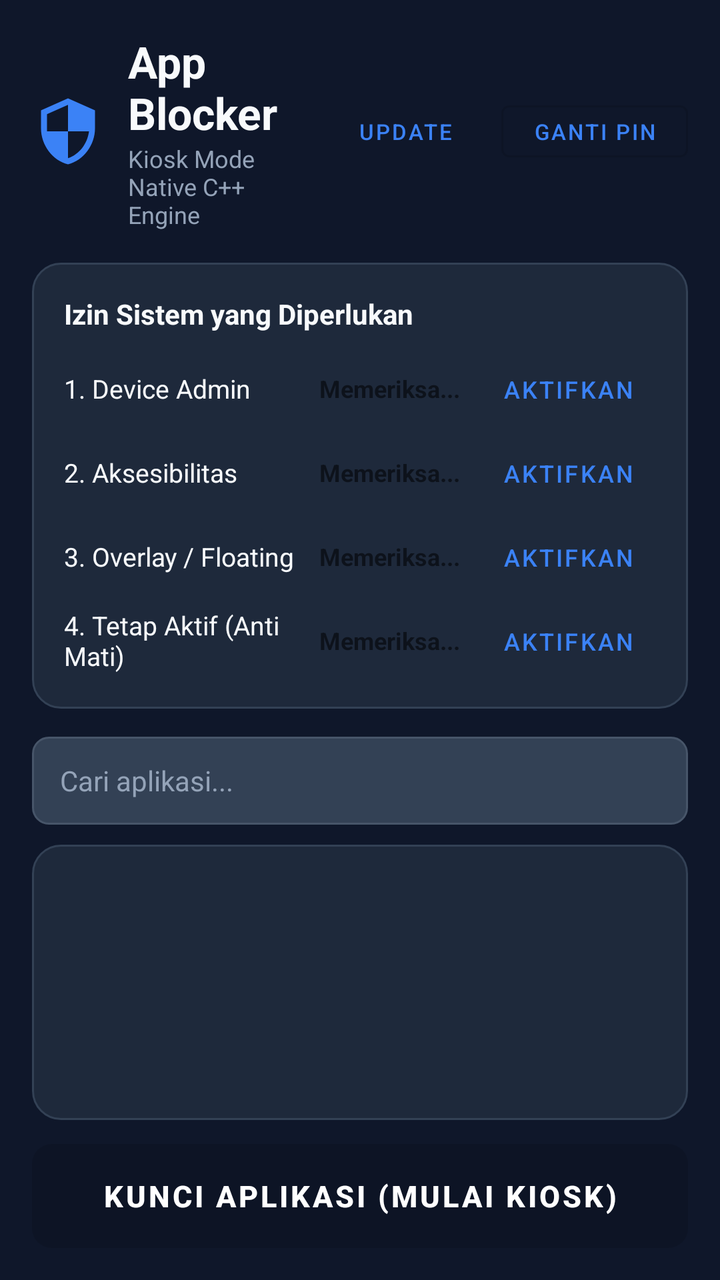
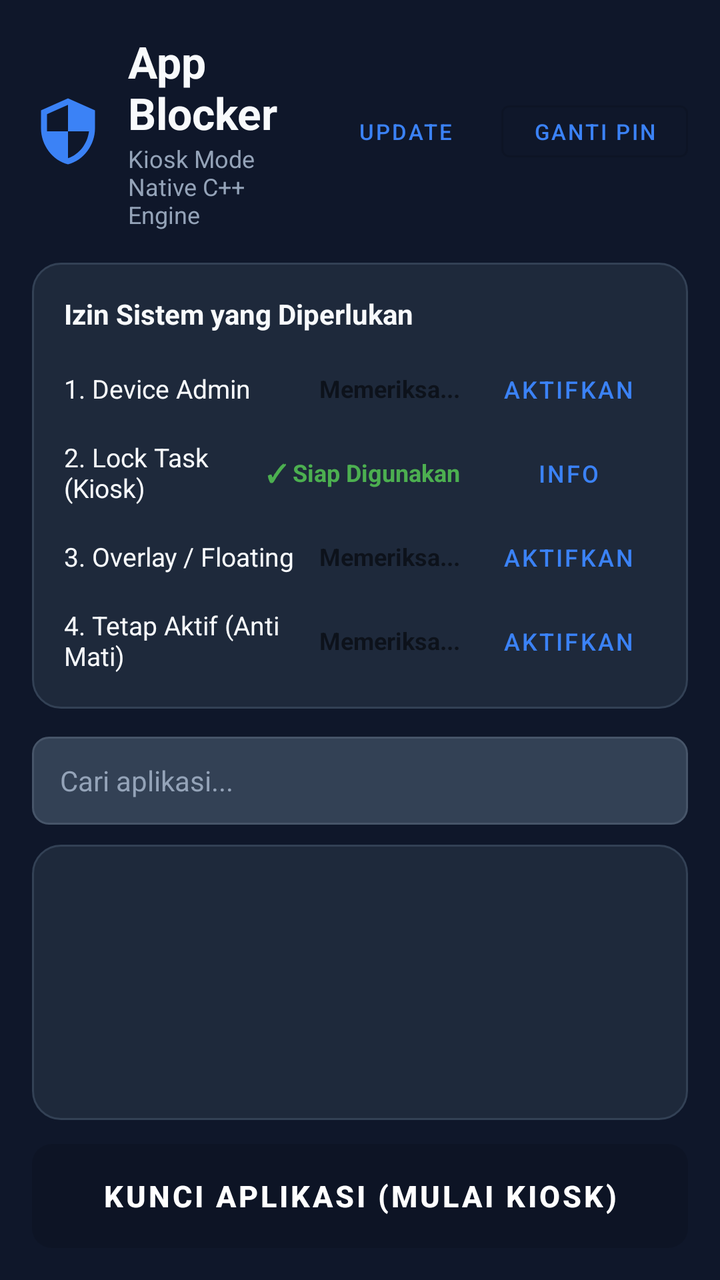

Compare the two renders of this Android layout. The source of the first and the diff that turns it into the second are given below.
<!-- AndroidManifest.xml: application theme Theme.AppBlocker -->
<!-- res/layout/activity_main.xml -->
<?xml version="1.0" encoding="utf-8"?>
<androidx.constraintlayout.widget.ConstraintLayout xmlns:android="http://schemas.android.com/apk/res/android"
    xmlns:app="http://schemas.android.com/apk/res-auto"
    android:layout_width="match_parent"
    android:layout_height="match_parent"
    android:background="@color/background"
    android:padding="16dp">

    
    <LinearLayout
        android:id="@+id/headerLayout"
        android:layout_width="match_parent"
        android:layout_height="wrap_content"
        android:orientation="horizontal"
        android:gravity="center_vertical"
        app:layout_constraintTop_toTopOf="parent"
        app:layout_constraintStart_toStartOf="parent"
        app:layout_constraintEnd_toEndOf="parent">

        <ImageView
            android:layout_width="36dp"
            android:layout_height="36dp"
            android:src="@drawable/ic_shield"
            android:contentDescription="Logo" />

        <LinearLayout
            android:layout_width="0dp"
            android:layout_height="wrap_content"
            android:layout_weight="1"
            android:orientation="vertical"
            android:layout_marginStart="12dp">

            <TextView
                android:layout_width="wrap_content"
                android:layout_height="wrap_content"
                android:text="App Blocker"
                android:textColor="@color/text_primary"
                android:textSize="22sp"
                android:textStyle="bold" />

            <TextView
                android:layout_width="wrap_content"
                android:layout_height="wrap_content"
                android:text="Kiosk Mode Native C++ Engine"
                android:textColor="@color/text_secondary"
                android:textSize="12sp" />
        </LinearLayout>

        <LinearLayout
            android:layout_width="wrap_content"
            android:layout_height="wrap_content"
            android:orientation="horizontal">

            <Button
                android:id="@+id/btnCheckUpdate"
                style="@style/Widget.MaterialComponents.Button.TextButton"
                android:layout_width="wrap_content"
                android:layout_height="38dp"
                android:text="Update"
                android:textColor="@color/accent"
                android:textSize="11sp" />

            <Button
                android:id="@+id/btnOpenChangePin"
                style="@style/Widget.MaterialComponents.Button.OutlinedButton"
                android:layout_width="wrap_content"
                android:layout_height="38dp"
                android:layout_marginStart="4dp"
                android:text="Ganti PIN"
                android:textColor="@color/accent"
                android:textSize="11sp" />
        </LinearLayout>
    </LinearLayout>

    
    <LinearLayout
        android:id="@+id/cardPermissions"
        android:layout_width="match_parent"
        android:layout_height="wrap_content"
        android:layout_marginTop="16dp"
        android:background="@drawable/bg_card"
        android:orientation="vertical"
        android:padding="16dp"
        app:layout_constraintTop_toBottomOf="@id/headerLayout">

        <TextView
            android:layout_width="wrap_content"
            android:layout_height="wrap_content"
            android:text="Izin Sistem yang Diperlukan"
            android:textColor="@color/text_primary"
            android:textSize="14sp"
            android:textStyle="bold" />

        
        <LinearLayout
            android:layout_width="match_parent"
            android:layout_height="wrap_content"
            android:layout_marginTop="10dp"
            android:gravity="center_vertical"
            android:orientation="horizontal">

            <TextView
                android:layout_width="0dp"
                android:layout_height="wrap_content"
                android:layout_weight="1"
                android:text="1. Device Admin"
                android:textColor="@color/text_primary"
                android:textSize="13sp" />

            <TextView
                android:id="@+id/tvStatusAdmin"
                android:layout_width="wrap_content"
                android:layout_height="wrap_content"
                android:layout_marginEnd="10dp"
                android:text="Memeriksa..."
                android:textSize="12sp"
                android:textStyle="bold" />

            <Button
                android:id="@+id/btnGrantAdmin"
                style="@style/Widget.MaterialComponents.Button.TextButton"
                android:layout_width="wrap_content"
                android:layout_height="36dp"
                android:text="Aktifkan"
                android:textColor="@color/accent"
                android:textSize="12sp" />
        </LinearLayout>

        
        <LinearLayout
            android:layout_width="match_parent"
            android:layout_height="wrap_content"
            android:layout_marginTop="6dp"
            android:gravity="center_vertical"
            android:orientation="horizontal">

            <TextView
                android:layout_width="0dp"
                android:layout_height="wrap_content"
                android:layout_weight="1"
                android:text="2. Aksesibilitas"
                android:textColor="@color/text_primary"
                android:textSize="13sp" />

            <TextView
                android:id="@+id/tvStatusAccessibility"
                android:layout_width="wrap_content"
                android:layout_height="wrap_content"
                android:layout_marginEnd="10dp"
                android:text="Memeriksa..."
                android:textSize="12sp"
                android:textStyle="bold" />

            <Button
                android:id="@+id/btnGrantAccessibility"
                style="@style/Widget.MaterialComponents.Button.TextButton"
                android:layout_width="wrap_content"
                android:layout_height="36dp"
                android:text="Aktifkan"
                android:textColor="@color/accent"
                android:textSize="12sp" />
        </LinearLayout>

        
        <LinearLayout
            android:layout_width="match_parent"
            android:layout_height="wrap_content"
            android:layout_marginTop="6dp"
            android:gravity="center_vertical"
            android:orientation="horizontal">

            <TextView
                android:layout_width="0dp"
                android:layout_height="wrap_content"
                android:layout_weight="1"
                android:text="3. Overlay / Floating"
                android:textColor="@color/text_primary"
                android:textSize="13sp" />

            <TextView
                android:id="@+id/tvStatusOverlay"
                android:layout_width="wrap_content"
                android:layout_height="wrap_content"
                android:layout_marginEnd="10dp"
                android:text="Memeriksa..."
                android:textSize="12sp"
                android:textStyle="bold" />

            <Button
                android:id="@+id/btnGrantOverlay"
                style="@style/Widget.MaterialComponents.Button.TextButton"
                android:layout_width="wrap_content"
                android:layout_height="36dp"
                android:text="Aktifkan"
                android:textColor="@color/accent"
                android:textSize="12sp" />
        </LinearLayout>

        
        <LinearLayout
            android:layout_width="match_parent"
            android:layout_height="wrap_content"
            android:layout_marginTop="6dp"
            android:gravity="center_vertical"
            android:orientation="horizontal">

            <TextView
                android:layout_width="0dp"
                android:layout_height="wrap_content"
                android:layout_weight="1"
                android:text="4. Tetap Aktif (Anti Mati)"
                android:textColor="@color/text_primary"
                android:textSize="13sp" />

            <TextView
                android:id="@+id/tvStatusBattery"
                android:layout_width="wrap_content"
                android:layout_height="wrap_content"
                android:layout_marginEnd="10dp"
                android:text="Memeriksa..."
                android:textSize="12sp"
                android:textStyle="bold" />

            <Button
                android:id="@+id/btnGrantBattery"
                style="@style/Widget.MaterialComponents.Button.TextButton"
                android:layout_width="wrap_content"
                android:layout_height="36dp"
                android:text="Aktifkan"
                android:textColor="@color/accent"
                android:textSize="12sp" />
        </LinearLayout>
    </LinearLayout>

    
    <EditText
        android:id="@+id/etSearch"
        android:layout_width="match_parent"
        android:layout_height="44dp"
        android:layout_marginTop="14dp"
        android:background="@drawable/bg_input"
        android:hint="@string/search_hint"
        android:textColorHint="@color/text_secondary"
        android:textColor="@color/text_primary"
        android:textSize="14sp"
        android:paddingStart="14dp"
        android:paddingEnd="14dp"
        android:singleLine="true"
        app:layout_constraintTop_toBottomOf="@id/cardPermissions" />

    
    <FrameLayout
        android:id="@+id/listContainer"
        android:layout_width="match_parent"
        android:layout_height="0dp"
        android:layout_marginTop="10dp"
        android:layout_marginBottom="12dp"
        android:background="@drawable/bg_card"
        app:layout_constraintTop_toBottomOf="@id/etSearch"
        app:layout_constraintBottom_toTopOf="@id/btnStartKiosk">

        <androidx.recyclerview.widget.RecyclerView
            android:id="@+id/rvApps"
            android:layout_width="match_parent"
            android:layout_height="match_parent"
            android:clipToPadding="false"
            android:padding="6dp" />

        <ProgressBar
            android:id="@+id/progressBar"
            android:layout_width="wrap_content"
            android:layout_height="wrap_content"
            android:layout_gravity="center"
            android:visibility="gone" />
    </FrameLayout>

    
    <Button
        android:id="@+id/btnStartKiosk"
        android:layout_width="match_parent"
        android:layout_height="52dp"
        android:background="@drawable/bg_button"
        android:text="@string/btn_start_kiosk"
        android:textColor="@color/white"
        android:textStyle="bold"
        android:textSize="15sp"
        android:enabled="false"
        app:layout_constraintBottom_toBottomOf="parent" />

</androidx.constraintlayout.widget.ConstraintLayout>
<!-- resources referenced by this layout -->
<resources>
  <color name="accent">#3B82F6</color>
  <color name="background">#0F172A</color>
  <color name="text_primary">#F8FAFC</color>
  <color name="text_secondary">#94A3B8</color>
  <color name="white">#FFFFFF</color>
  <!-- drawable bg_button (drawable) -->
  <?xml version="1.0" encoding="utf-8"?>
  <shape xmlns:android="http://schemas.android.com/apk/res/android"
      android:shape="rectangle">
      <solid android:color="@color/accent" />
      <corners android:radius="10dp" />
  </shape>
  <!-- drawable bg_card (drawable) -->
  <?xml version="1.0" encoding="utf-8"?>
  <shape xmlns:android="http://schemas.android.com/apk/res/android"
      android:shape="rectangle">
      <solid android:color="@color/card_bg" />
      <corners android:radius="14dp" />
      <stroke
          android:width="1dp"
          android:color="#334155" />
  </shape>
  <!-- drawable bg_input (drawable) -->
  <?xml version="1.0" encoding="utf-8"?>
  <shape xmlns:android="http://schemas.android.com/apk/res/android"
      android:shape="rectangle">
      <solid android:color="@color/input_bg" />
      <corners android:radius="8dp" />
      <stroke
          android:width="1dp"
          android:color="#475569" />
  </shape>
  <!-- drawable ic_shield (drawable) -->
  <vector xmlns:android="http://schemas.android.com/apk/res/android"
      android:width="24dp"
      android:height="24dp"
      android:viewportWidth="24"
      android:viewportHeight="24">
      <path
          android:fillColor="#3B82F6"
          android:pathData="M12,1L3,5v6c0,5.55 3.84,10.74 9,12 5.16,-1.26 9,-6.45 9,-12V5l-9,-4zm0,10.99h7c-0.53,4.12 -3.28,7.79 -7,8.94V12H5V6.3l7,-3.11v8.8z"/>
  </vector>
  <string name="btn_start_kiosk">Kunci Aplikasi (Mulai Kiosk)</string>
  <string name="search_hint">Cari aplikasi...</string>
  <style name="Theme.AppBlocker" parent="Theme.MaterialComponents.DayNight.NoActionBar">
          <item name="colorPrimary">@color/accent</item>
          <item name="colorPrimaryVariant">@color/accent_dark</item>
          <item name="colorOnPrimary">@color/white</item>
          <item name="android:windowBackground">@color/background</item>
          <item name="android:statusBarColor">@color/primary_variant</item>
      </style>
  <color name="card_bg">#1E293B</color>
  <color name="input_bg">#334155</color>
  <color name="accent_dark">#2563EB</color>
  <color name="primary_variant">#0F172A</color>
</resources>

<!-- the commit's change to res/layout/activity_main.xml (unified diff, before → after) -->
@@ -138,25 +138,26 @@
                 android:layout_width="0dp"
                 android:layout_height="wrap_content"
                 android:layout_weight="1"
-                android:text="2. Aksesibilitas"
-                android:textColor="@color/text_primary"
-                android:textSize="13sp" />
-
-            <TextView
-                android:id="@+id/tvStatusAccessibility"
-                android:layout_width="wrap_content"
-                android:layout_height="wrap_content"
-                android:layout_marginEnd="10dp"
-                android:text="Memeriksa..."
-                android:textSize="12sp"
-                android:textStyle="bold" />
-
-            <Button
-                android:id="@+id/btnGrantAccessibility"
-                style="@style/Widget.MaterialComponents.Button.TextButton"
-                android:layout_width="wrap_content"
-                android:layout_height="36dp"
-                android:text="Aktifkan"
+                android:text="2. Lock Task (Kiosk)"
+                android:textColor="@color/text_primary"
+                android:textSize="13sp" />
+
+            <TextView
+                android:id="@+id/tvStatusLockTask"
+                android:layout_width="wrap_content"
+                android:layout_height="wrap_content"
+                android:layout_marginEnd="10dp"
+                android:text="✓ Siap Digunakan"
+                android:textColor="#4CAF50"
+                android:textSize="12sp"
+                android:textStyle="bold" />
+
+            <Button
+                android:id="@+id/btnInfoLockTask"
+                style="@style/Widget.MaterialComponents.Button.TextButton"
+                android:layout_width="wrap_content"
+                android:layout_height="36dp"
+                android:text="Info"
                 android:textColor="@color/accent"
                 android:textSize="12sp" />
         </LinearLayout>
